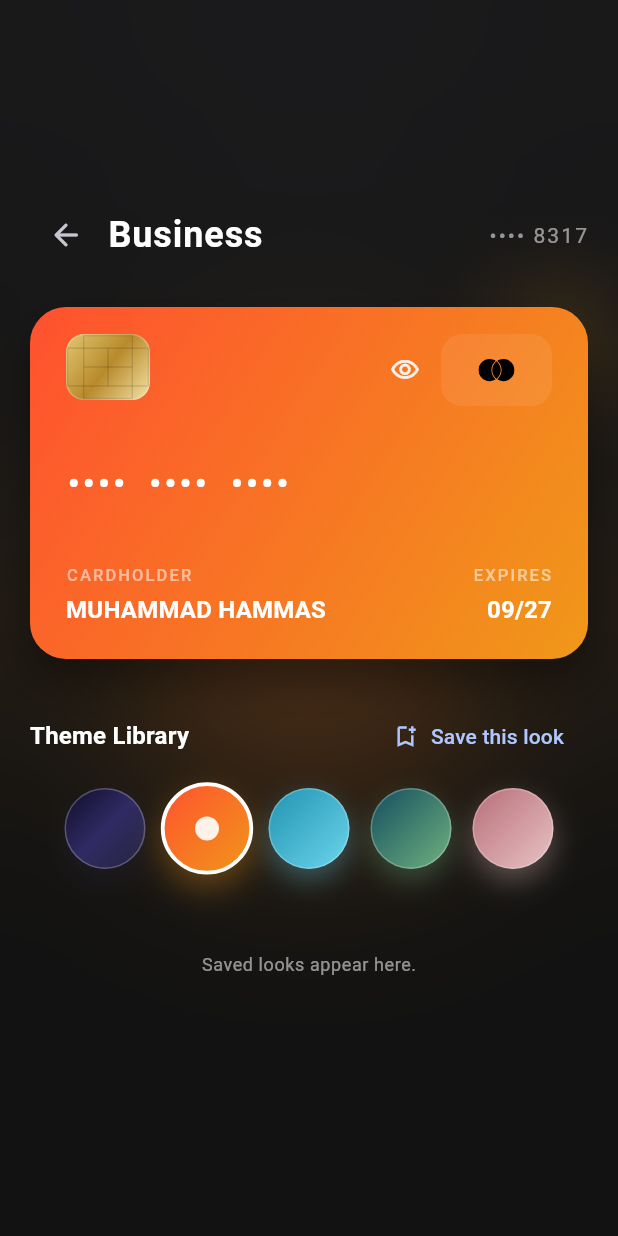
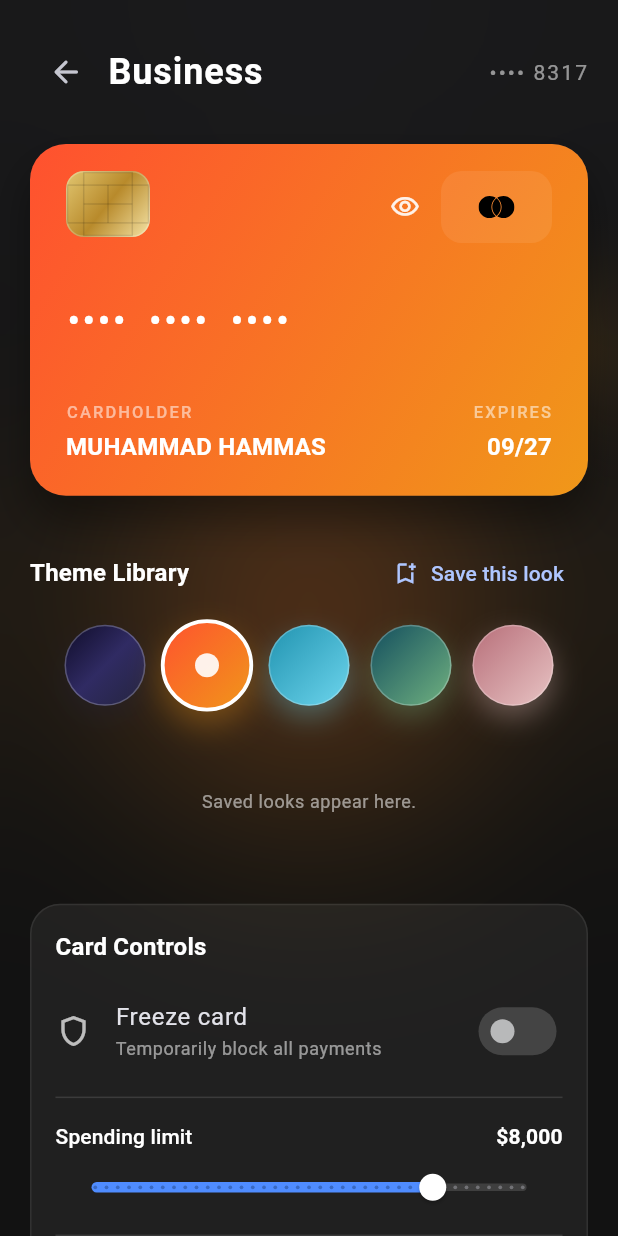
Before and after one commit to HammasT1/WalletFX, a Flutter app: the screen it shows after launch, after a tap on an icon or button, on a phone screen of 412 x 824 dp. Run offline on Flutter 3.47's test engine with Material 3 defaults, Android fonts, the phone set to English and light mode, and no system bars; our stand-ins replace flutter_svg, shared_preferences.

Commit message:
Add card controls

```diff
--- a/lib/screens/card_detail_screen.dart
+++ b/lib/screens/card_detail_screen.dart
@@ -1,8 +1,10 @@
 import 'package:flutter/material.dart';
 import 'package:flutter/services.dart';
 
+import '../models/card_controls.dart';
 import '../models/card_gradient_theme.dart';
 import '../state/wallet_controller.dart';
+import '../utils/amount_formatter.dart';
 import '../widgets/ambient_glow.dart';
 import '../widgets/credit_card_widget.dart';
 import '../widgets/gradient_swatch_picker.dart';
@@ -91,6 +93,17 @@ class _CardDetailScreenState extends State<CardDetailScreen> {
       ),
       duration: const Duration(milliseconds: 280),
     );
+  }
+
+  Future<void> _updateControls(
+    CardControls controls, {
+    bool persist = true,
+  }) async {
+    await HapticFeedback.selectionClick();
+    if (!mounted) {
+      return;
+    }
+    _controller.updateControls(widget.cardId, controls, persist: persist);
   }
 
   @override
@@ -215,6 +228,11 @@ class _CardDetailScreenState extends State<CardDetailScreen> {
                                       },
                                     ),
                             ),
+                            const SizedBox(height: 20),
+                            _CardControlsPanel(
+                              controls: card.controls,
+                              onChanged: _updateControls,
+                            ),
                           ],
                         ),
                       ),
@@ -226,6 +244,129 @@ class _CardDetailScreenState extends State<CardDetailScreen> {
           ),
         );
       },
+    );
+  }
+}
+
+class _CardControlsPanel extends StatelessWidget {
+  const _CardControlsPanel({required this.controls, required this.onChanged});
+
+  final CardControls controls;
+  final Future<void> Function(CardControls controls, {bool persist}) onChanged;
+
+  @override
+  Widget build(BuildContext context) {
+    final textTheme = Theme.of(context).textTheme;
+
+    return Container(
+      decoration: BoxDecoration(
+        color: Colors.white.withOpacity(0.06),
+        borderRadius: BorderRadius.circular(20),
+        border: Border.all(color: Colors.white.withOpacity(0.08)),
+      ),
+      padding: const EdgeInsets.fromLTRB(16, 16, 16, 8),
+      child: Column(
+        crossAxisAlignment: CrossAxisAlignment.start,
+        children: [
+          Text(
+            'Card Controls',
+            style: textTheme.titleMedium?.copyWith(fontWeight: FontWeight.w700),
+          ),
+          const SizedBox(height: 8),
+          Material(
+            color: Colors.transparent,
+            child: SwitchListTile(
+              key: const ValueKey('freeze_card'),
+              contentPadding: EdgeInsets.zero,
+              secondary: Icon(
+                controls.frozen ? Icons.ac_unit_rounded : Icons.shield_outlined,
+                color: controls.frozen ? Colors.cyanAccent : Colors.white70,
+              ),
+              title: const Text('Freeze card'),
+              subtitle: Text(
+                controls.frozen
+                    ? 'Payments are currently blocked'
+                    : 'Temporarily block all payments',
+                style: textTheme.bodySmall?.copyWith(color: Colors.white54),
+              ),
+              value: controls.frozen,
+              onChanged: (value) => onChanged(controls.copyWith(frozen: value)),
+            ),
+          ),
+          const Divider(color: Colors.white12),
+          Padding(
+            padding: const EdgeInsets.only(top: 8),
+            child: Row(
+              children: [
+                Expanded(
+                  child: Text('Spending limit', style: textTheme.titleSmall),
+                ),
+                Text(
+                  formatAmount(controls.spendingLimit),
+                  style: textTheme.titleSmall?.copyWith(
+                    color: Colors.white,
+                    fontWeight: FontWeight.w700,
+                  ),
+                ),
+              ],
+            ),
+          ),
+          Slider(
+            key: const ValueKey('spending_limit'),
+            value: controls.spendingLimit,
+            min: CardControls.minLimit,
+            max: CardControls.maxLimit,
+            divisions:
+                ((CardControls.maxLimit - CardControls.minLimit) /
+                        CardControls.limitStep)
+                    .round(),
+            label: formatAmount(controls.spendingLimit),
+            onChanged: (value) => onChanged(
+              controls.copyWith(spendingLimit: value),
+              persist: false,
+            ),
+            onChangeEnd: (value) =>
+                onChanged(controls.copyWith(spendingLimit: value)),
+          ),
+          const Divider(color: Colors.white12),
+          Material(
+            color: Colors.transparent,
+            child: SwitchListTile(
+              key: const ValueKey('online_payments'),
+              contentPadding: EdgeInsets.zero,
+              secondary: const Icon(Icons.language_rounded),
+              title: const Text('Online payments'),
+              value: controls.onlinePayments,
+              onChanged: (value) =>
+                  onChanged(controls.copyWith(onlinePayments: value)),
+            ),
+          ),
+          Material(
+            color: Colors.transparent,
+            child: SwitchListTile(
+              key: const ValueKey('contactless_payments'),
+              contentPadding: EdgeInsets.zero,
+              secondary: const Icon(Icons.contactless_rounded),
+              title: const Text('Contactless payments'),
+              value: controls.contactless,
+              onChanged: (value) =>
+                  onChanged(controls.copyWith(contactless: value)),
+            ),
+          ),
+          Material(
+            color: Colors.transparent,
+            child: SwitchListTile(
+              key: const ValueKey('atm_withdrawals'),
+              contentPadding: EdgeInsets.zero,
+              secondary: const Icon(Icons.local_atm_rounded),
+              title: const Text('ATM withdrawals'),
+              value: controls.atmWithdrawals,
+              onChanged: (value) =>
+                  onChanged(controls.copyWith(atmWithdrawals: value)),
+            ),
+          ),
+        ],
+      ),
     );
   }
 }
```
Also changed, not shown: 1 other file.
